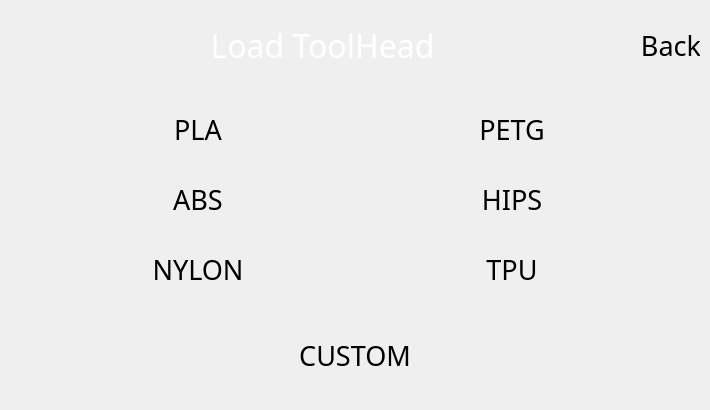
BlocksTechnology/BlocksScreen, file BlocksScreen/lib/ui/filamentStackedWidget.ui: the form before one commit.
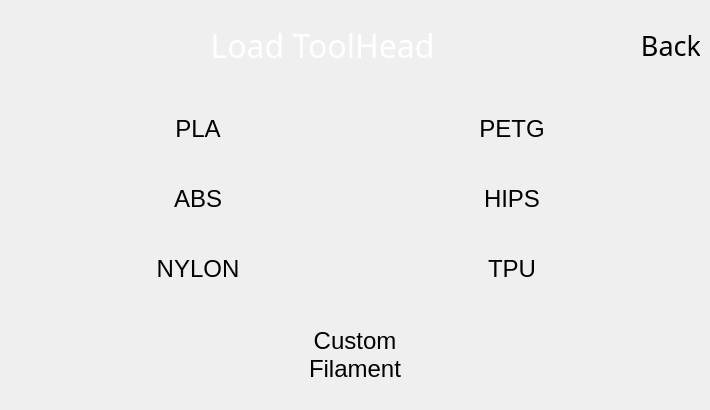
The form after the commit. The open tabs and pages were chosen to show the change. Custom widgets are drawn as their Qt base class.

Commit message: Button font sizes, deleted high case button text

Diff of the .ui file:
```diff
--- a/BlocksScreen/lib/ui/filamentStackedWidget.ui
+++ b/BlocksScreen/lib/ui/filamentStackedWidget.ui
@@ -502,8 +502,8 @@
        </property>
        <property name="font">
         <font>
-         <family>Momcake</family>
-         <pointsize>20</pointsize>
+         <family>MS Shell Dlg 2</family>
+         <pointsize>18</pointsize>
          <italic>false</italic>
          <stylestrategy>PreferAntialias</stylestrategy>
         </font>
@@ -571,8 +571,8 @@
        </property>
        <property name="font">
         <font>
-         <family>Momcake</family>
-         <pointsize>20</pointsize>
+         <family>MS Shell Dlg 2</family>
+         <pointsize>18</pointsize>
          <italic>false</italic>
          <stylestrategy>PreferAntialias</stylestrategy>
         </font>
@@ -640,8 +640,8 @@
        </property>
        <property name="font">
         <font>
-         <family>Momcake</family>
-         <pointsize>20</pointsize>
+         <family>MS Shell Dlg 2</family>
+         <pointsize>18</pointsize>
          <italic>false</italic>
          <stylestrategy>PreferAntialias</stylestrategy>
         </font>
@@ -709,8 +709,8 @@
        </property>
        <property name="font">
         <font>
-         <family>Momcake</family>
-         <pointsize>20</pointsize>
+         <family>MS Shell Dlg 2</family>
+         <pointsize>18</pointsize>
          <italic>false</italic>
          <stylestrategy>PreferAntialias</stylestrategy>
         </font>
@@ -778,8 +778,8 @@
        </property>
        <property name="font">
         <font>
-         <family>Momcake</family>
-         <pointsize>20</pointsize>
+         <family>MS Shell Dlg 2</family>
+         <pointsize>18</pointsize>
          <italic>false</italic>
          <stylestrategy>PreferAntialias</stylestrategy>
         </font>
@@ -847,8 +847,8 @@
        </property>
        <property name="font">
         <font>
-         <family>Momcake</family>
-         <pointsize>20</pointsize>
+         <family>MS Shell Dlg 2</family>
+         <pointsize>18</pointsize>
          <italic>false</italic>
          <stylestrategy>PreferAntialias</stylestrategy>
         </font>
@@ -928,8 +928,8 @@
        </property>
        <property name="font">
         <font>
-         <family>Momcake</family>
-         <pointsize>20</pointsize>
+         <family>MS Shell Dlg 2</family>
+         <pointsize>18</pointsize>
          <italic>false</italic>
          <stylestrategy>PreferAntialias</stylestrategy>
         </font>
@@ -950,7 +950,8 @@
         <string notr="true"/>
        </property>
        <property name="text">
-        <string>CUSTOM</string>
+        <string>Custom
+Filament</string>
        </property>
        <property name="autoDefault">
         <bool>false</bool>
```
Left out of the diff: 14 changed lines with no effect on the pictures. The commit also changes 5 other files.
